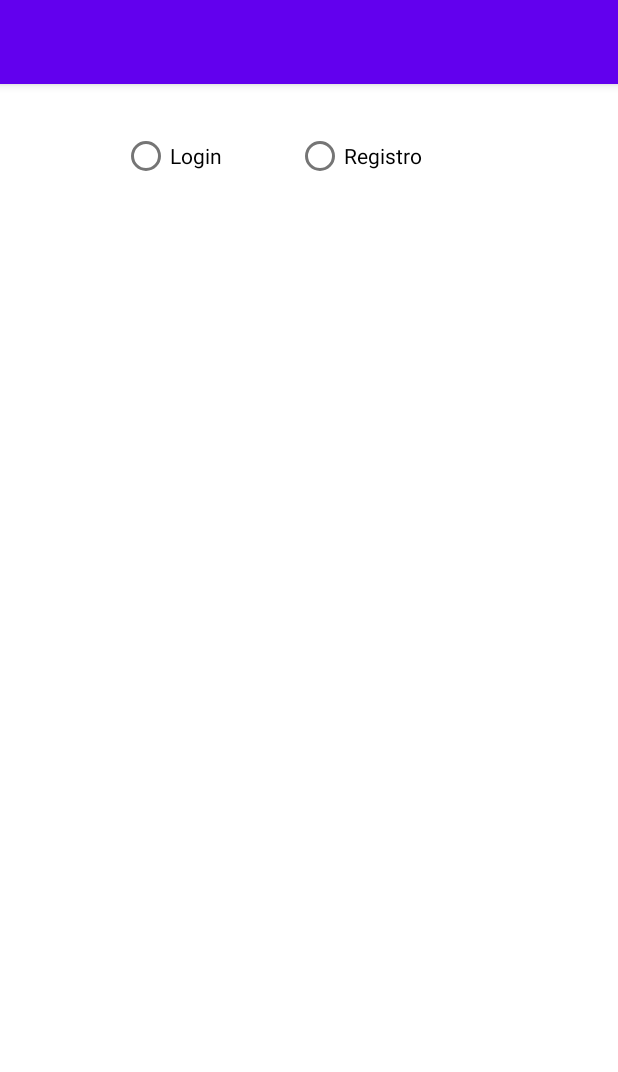
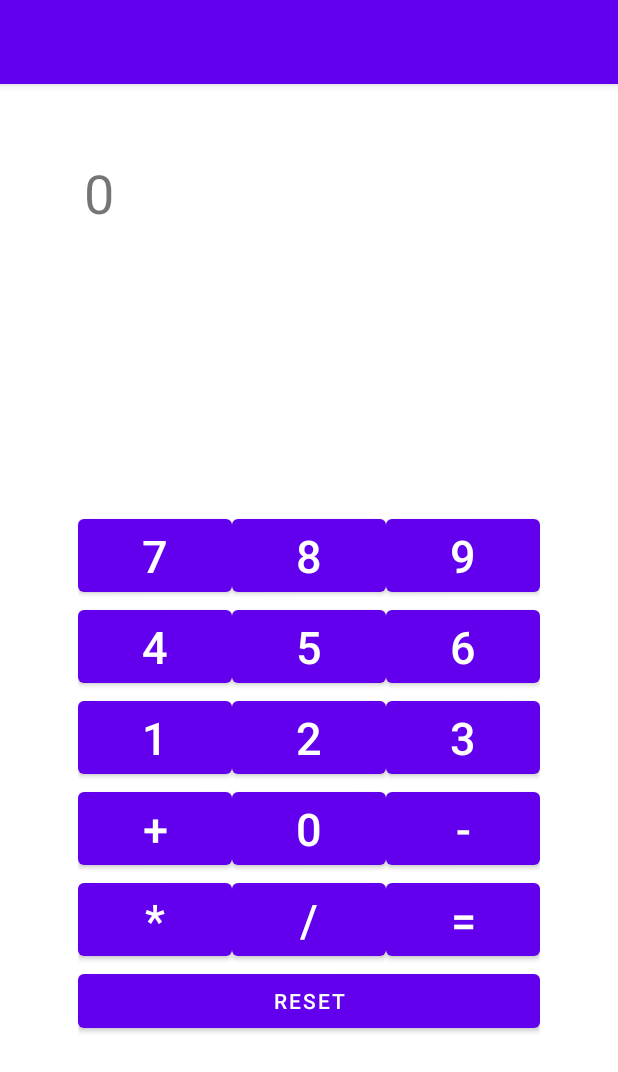
Before and after one commit to programadornovato/Mi-Primer-Proyecto-Android-Studio, an Android app: the screen it shows after launch (MainActivity), on a phone screen of 412 x 824 dp. Shown: the top 1072 px of the screen. Run offline under Robolectric (Android 15) with nearby library versions, the phone set to English and light mode, and no system bars.

Commit message:
TableLayout en Android Studio [39]
Video:
https://youtu.be/axe6AaCZCpw

```diff
--- a/app/src/main/java/com/programadornovato/miprimerproyecto/MainActivity.kt
+++ b/app/src/main/java/com/programadornovato/miprimerproyecto/MainActivity.kt
@@ -9,24 +9,8 @@ import android.widget.*
 import java.io.*
 
 class MainActivity : AppCompatActivity() {
-    var llLogin:LinearLayout?=null
-    var llRegistro:LinearLayout?=null
     override fun onCreate(savedInstanceState: Bundle?) {
         super.onCreate(savedInstanceState)
         setContentView(R.layout.activity_main)
-        llLogin=findViewById(R.id.llLogin)
-        llRegistro=findViewById(R.id.llRegistro)
-    }
-    fun clickLoginRegistro(view: View){
-        val nombreCompleto=resources.getResourceName(view.id)
-        println(nombreCompleto)
-        val nombre=nombreCompleto.substring(nombreCompleto.lastIndexOf("/")+1)
-        if(nombre=="rdLogin"){
-            llLogin?.visibility=View.VISIBLE
-            llRegistro?.visibility=View.GONE
-        }else if(nombre=="rdRegistro"){
-            llLogin?.visibility=View.GONE
-            llRegistro?.visibility=View.VISIBLE
-        }
     }
 }
--- a/app/src/main/res/layout/activity_main.xml
+++ b/app/src/main/res/layout/activity_main.xml
@@ -6,103 +6,181 @@
     android:layout_height="match_parent"
     tools:context=".MainActivity">
 
-    <RadioGroup
-        android:id="@+id/radioGroup2"
-        android:layout_width="250dp"
-        android:layout_height="50dp"
-        android:layout_marginTop="24dp"
-        android:orientation="horizontal"
+    <TableLayout
+        android:layout_width="308dp"
+        android:layout_height="425dp"
+        android:layout_marginTop="284dp"
         app:layout_constraintEnd_toEndOf="parent"
         app:layout_constraintStart_toStartOf="parent"
         app:layout_constraintTop_toTopOf="parent">
 
-        <RadioButton
-            android:id="@+id/rdLogin"
-            android:layout_width="wrap_content"
-            android:layout_height="wrap_content"
-            android:layout_weight="1"
-            android:onClick="clickLoginRegistro"
-            android:text="Login" />
+        <TableRow
+            android:layout_width="match_parent"
+            android:layout_height="match_parent">
 
-        <RadioButton
-            android:id="@+id/rdRegistro"
-            android:layout_width="wrap_content"
-            android:layout_height="wrap_content"
-            android:layout_weight="1"
-            android:onClick="clickLoginRegistro"
-            android:text="Registro" />
-    </RadioGroup>
+            <Button
+                android:id="@+id/button24"
+                android:layout_width="0dp"
+                android:layout_height="wrap_content"
+                android:layout_weight="1"
+                android:text="7"
+                android:textSize="30sp" />
 
-    <LinearLayout
-        android:id="@+id/llLogin"
-        android:layout_width="342dp"
-        android:layout_height="168dp"
-        android:layout_marginTop="32dp"
-        android:orientation="vertical"
-        android:visibility="gone"
-        app:layout_constraintEnd_toEndOf="parent"
+            <Button
+                android:id="@+id/button25"
+                android:layout_width="0dp"
+                android:layout_height="wrap_content"
+                android:layout_weight="1"
+                android:text="8"
+                android:textSize="30sp" />
+
+            <Button
+                android:id="@+id/button26"
+                android:layout_width="0dp"
+                android:layout_height="wrap_content"
+                android:layout_weight="1"
+                android:text="9"
+                android:textSize="30sp" />
+        </TableRow>
+
+        <TableRow
+            android:layout_width="match_parent"
+            android:layout_height="match_parent">
+
+            <Button
+                android:id="@+id/button24"
+                android:layout_width="0dp"
+                android:layout_height="wrap_content"
+                android:layout_weight="1"
+                android:text="4"
+                android:textSize="30sp" />
+
+            <Button
+                android:id="@+id/button25"
+                android:layout_width="0dp"
+                android:layout_height="wrap_content"
+                android:layout_weight="1"
+                android:text="5"
+                android:textSize="30sp" />
+
+            <Button
+                android:id="@+id/button26"
+                android:layout_width="0dp"
+                android:layout_height="wrap_content"
+                android:layout_weight="1"
+                android:text="6"
+                android:textSize="30sp" />
+        </TableRow>
+
+        <TableRow
+            android:layout_width="match_parent"
+            android:layout_height="match_parent">
+
+            <Button
+                android:id="@+id/button24"
+                android:layout_width="0dp"
+                android:layout_height="wrap_content"
+                android:layout_weight="1"
+                android:text="1"
+                android:textSize="30sp" />
+
+            <Button
+                android:id="@+id/button25"
+                android:layout_width="0dp"
+                android:layout_height="wrap_content"
+                android:layout_weight="1"
+                android:text="2"
+                android:textSize="30sp" />
+
+            <Button
+                android:id="@+id/button26"
+                android:layout_width="0dp"
+                android:layout_height="wrap_content"
+                android:layout_weight="1"
+                android:text="3"
+                android:textSize="30sp" />
+        </TableRow>
+
+        <TableRow
+            android:layout_width="match_parent"
+            android:layout_height="match_parent">
+
+            <Button
+                android:id="@+id/button24"
+                android:layout_width="0dp"
+                android:layout_height="wrap_content"
+                android:layout_weight="1"
+                android:text="+"
+                android:textSize="30sp" />
+
+            <Button
+                android:id="@+id/button25"
+                android:layout_width="0dp"
+                android:layout_height="wrap_content"
+                android:layout_weight="1"
+                android:text="0"
+                android:textSize="30sp" />
+
+            <Button
+                android:id="@+id/button26"
+                android:layout_width="0dp"
+                android:layout_height="wrap_content"
+                android:layout_weight="1"
+                android:text="-"
+                android:textSize="30sp" />
+        </TableRow>
+
+        <TableRow
+            android:layout_width="match_parent"
+            android:layout_height="match_parent">
+
+            <Button
+                android:id="@+id/button24"
+                android:layout_width="0dp"
+                android:layout_height="wrap_content"
+                android:layout_weight="1"
+                android:text="*"
+                android:textSize="30sp" />
+
+            <Button
+                android:id="@+id/button25"
+                android:layout_width="0dp"
+                android:layout_height="wrap_content"
+                android:layout_weight="1"
+                android:text="/"
+                android:textSize="30sp" />
+
+            <Button
+                android:id="@+id/button26"
+                android:layout_width="0dp"
+                android:layout_height="wrap_content"
+                android:layout_weight="1"
+                android:text="="
+                android:textSize="30sp" />
+        </TableRow>
+
+        <TableRow
+            android:layout_width="match_parent"
+            android:layout_height="match_parent">
+
+            <Button
+                android:id="@+id/button27"
+                android:layout_width="308dp"
+                android:layout_height="wrap_content"
+                android:text="Reset" />
+        </TableRow>
+
+    </TableLayout>
+
+    <TextView
+        android:id="@+id/textView2"
+        android:layout_width="wrap_content"
+        android:layout_height="wrap_content"
+        android:layout_marginStart="56dp"
+        android:layout_marginLeft="56dp"
+        android:layout_marginTop="48dp"
+        android:text="0"
+        android:textSize="36sp"
         app:layout_constraintStart_toStartOf="parent"
-        app:layout_constraintTop_toBottomOf="@+id/radioGroup2">
-
-        <EditText
-            android:id="@+id/editTextTextPersonName4"
-            android:layout_width="match_parent"
-            android:layout_height="wrap_content"
-            android:ems="10"
-            android:hint="User"
-            android:inputType="textPersonName"
-            android:text="Name" />
-
-        <EditText
-            android:id="@+id/editTextTextPassword5"
-            android:layout_width="match_parent"
-            android:layout_height="wrap_content"
-            android:ems="10"
-            android:hint="Pass"
-            android:inputType="textPassword" />
-
-        <Button
-            android:id="@+id/button17"
-            android:layout_width="match_parent"
-            android:layout_height="wrap_content"
-            android:text="Login" />
-    </LinearLayout>
-
-    <LinearLayout
-        android:id="@+id/llRegistro"
-        android:layout_width="340dp"
-        android:layout_height="276dp"
-        android:layout_marginTop="32dp"
-        android:orientation="vertical"
-        android:visibility="gone"
-        app:layout_constraintTop_toBottomOf="@+id/radioGroup2"
-        tools:layout_editor_absoluteX="36dp">
-
-        <EditText
-            android:id="@+id/editTextTextPersonName5"
-            android:layout_width="match_parent"
-            android:layout_height="wrap_content"
-            android:ems="10"
-            android:inputType="textPersonName" />
-
-        <EditText
-            android:id="@+id/editTextTextPassword6"
-            android:layout_width="match_parent"
-            android:layout_height="wrap_content"
-            android:ems="10"
-            android:inputType="textPassword" />
-
-        <EditText
-            android:id="@+id/editTextTextPassword7"
-            android:layout_width="match_parent"
-            android:layout_height="wrap_content"
-            android:ems="10"
-            android:inputType="textPassword" />
-
-        <Button
-            android:id="@+id/button18"
-            android:layout_width="match_parent"
-            android:layout_height="wrap_content"
-            android:text="Registro" />
-    </LinearLayout>
+        app:layout_constraintTop_toTopOf="parent" />
 </androidx.constraintlayout.widget.ConstraintLayout>
```
